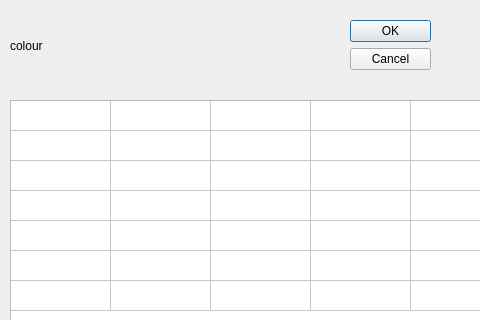
The window that GUI_UIs/ui_dialog_colour_selector.ui (ccbogel/QualCoder) describes before a commit, drawn with Qt 5; both pictures show x 0 to 480 and y 0 to 320 of the 562 by 440 pixel window.
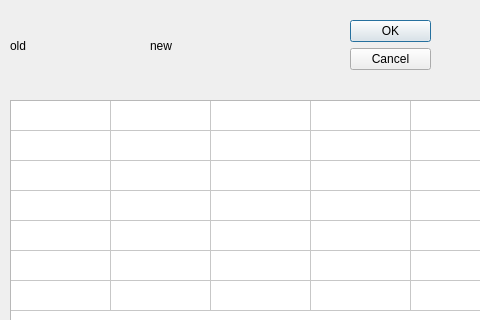
The same window after the commit.

What changed in the file:
```diff
--- a/GUI_UIs/ui_dialog_colour_selector.ui
+++ b/GUI_UIs/ui_dialog_colour_selector.ui
@@ -40,12 +40,12 @@
     <rect>
      <x>10</x>
      <y>30</y>
-     <width>311</width>
+     <width>101</width>
      <height>31</height>
     </rect>
    </property>
    <property name="text">
-    <string>colour</string>
+    <string>old</string>
    </property>
   </widget>
   <widget class="QTableWidget" name="tableWidget">
@@ -155,6 +155,19 @@
     </property>
    </column>
   </widget>
+  <widget class="QLabel" name="label_colour_new">
+   <property name="geometry">
+    <rect>
+     <x>150</x>
+     <y>30</y>
+     <width>101</width>
+     <height>31</height>
+    </rect>
+   </property>
+   <property name="text">
+    <string>new</string>
+   </property>
+  </widget>
  </widget>
  <resources/>
  <connections>
```
Left out of the diff: 2 changed lines with no effect on the pictures.
